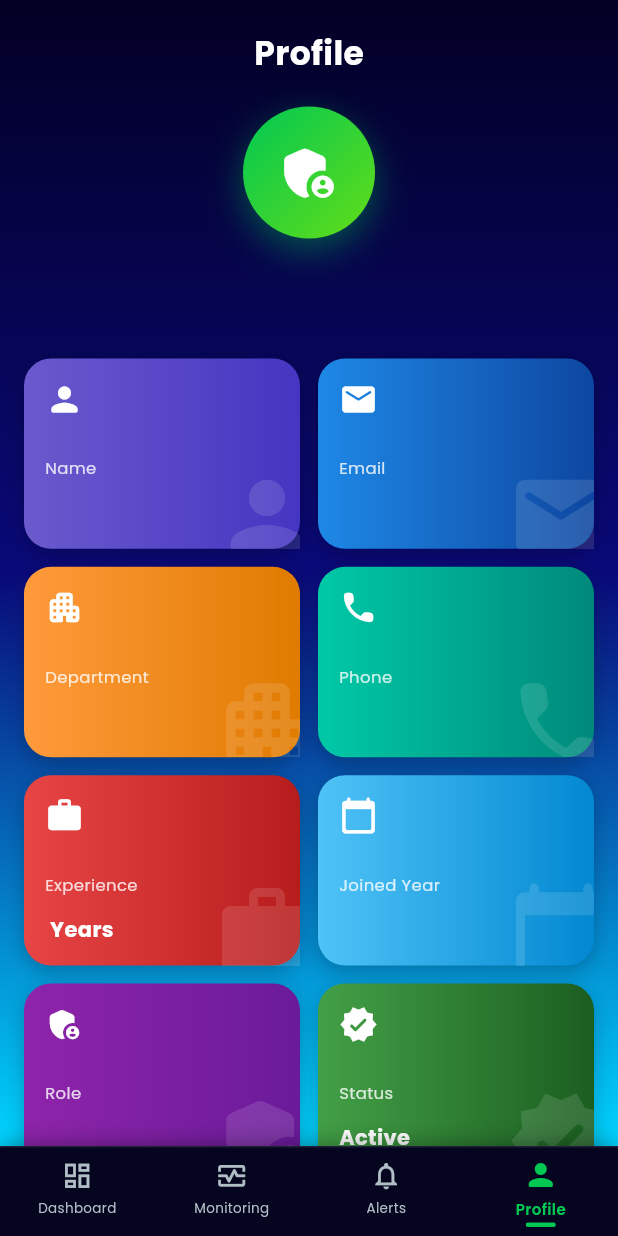
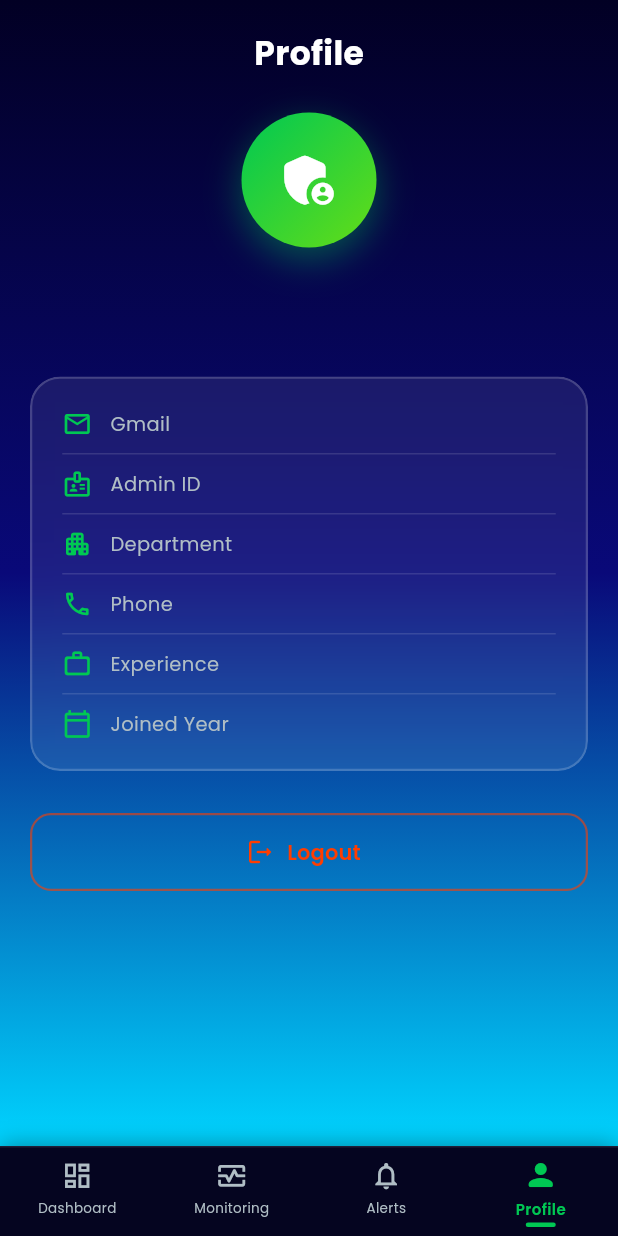
Before and after one commit to Yogesh-Mohan/SmartClassroomMontoring-, a Flutter app: the AdminShell screen opened directly with empty values, item 4 of the bottom bar chosen, on a phone screen of 412 x 824 dp. Run offline on Flutter 3.47's test engine with Material 3 defaults, Android fonts, the phone set to English and light mode, and no system bars; drawn by our look-alikes of flutter_animate; our stand-ins replace cloud_firestore, firebase_auth, firebase_core, fl_chart, flutter_local_notifications, google_fonts and 1 more; accounts and stored records are empty.

Commit message:
foreground serive of intercative and system app finish it

```diff
--- a/lib/features/admin/admin_profile_service.dart
+++ b/lib/features/admin/admin_profile_service.dart
@@ -2,19 +2,19 @@ import 'package:cloud_firestore/cloud_firestore.dart';
 import 'package:flutter/foundation.dart';
 
 class AdminProfileService {
-  static final FirebaseFirestore _db = FirebaseFirestore.instance;
+  static final FirebaseFirestore _firestore = FirebaseFirestore.instance;
 
-  /// Stream admin profile — tries 'gmail' field first, falls back to 'email'.
+  /// Stream the admin profile by email — UID-independent.
   static Stream<Map<String, dynamic>> streamProfile(String email) {
     final normalized = email.trim().toLowerCase();
-    return _db
+    return _firestore
         .collection('admins')
         .where('gmail', isEqualTo: normalized)
         .limit(1)
         .snapshots()
         .asyncMap((snap) async {
       if (snap.docs.isNotEmpty) return snap.docs.first.data();
-      final snap2 = await _db
+      final snap2 = await _firestore
           .collection('admins')
           .where('email', isEqualTo: normalized)
           .limit(1)
@@ -27,16 +27,9 @@ class AdminProfileService {
   /// One-time fetch
   static Future<Map<String, dynamic>> fetchProfile(String email) async {
     try {
-      final normalized = email.trim().toLowerCase();
-      var snap = await _db
+      final snap = await _firestore
           .collection('admins')
-          .where('gmail', isEqualTo: normalized)
-          .limit(1)
-          .get();
-      if (snap.docs.isNotEmpty) return snap.docs.first.data();
-      snap = await _db
-          .collection('admins')
-          .where('email', isEqualTo: normalized)
+          .where('email', isEqualTo: email)
           .limit(1)
           .get();
       if (snap.docs.isEmpty) return {};
--- a/lib/features/admin/profile/admin_profile_screen.dart
+++ b/lib/features/admin/profile/admin_profile_screen.dart
@@ -3,6 +3,7 @@ import 'package:flutter_animate/flutter_animate.dart';
 import 'package:google_fonts/google_fonts.dart';
 import '../../../core/theme/app_colors.dart';
 import '../../../core/theme/app_gradients.dart';
+import '../../../core/widgets/glass_card.dart';
 import '../../auth/admin_auth_service.dart';
 import '../../role_select/role_select_screen.dart';
 import '../admin_profile_service.dart';
@@ -32,37 +33,19 @@ class AdminProfileScreen extends StatelessWidget {
   Widget build(BuildContext context) {
     return SafeArea(
       child: SingleChildScrollView(
-        padding: const EdgeInsets.fromLTRB(16, 20, 16, 28),
+        padding: const EdgeInsets.fromLTRB(20, 20, 20, 28),
         child: StreamBuilder<Map<String, dynamic>>(
           stream: AdminProfileService.streamProfile(_email),
           builder: (context, snapshot) {
             final data       = snapshot.data ?? adminData;
             final name       = (data['name']        ?? '—').toString();
             final gmail      = (data['gmail']        ?? data['email'] ?? '—').toString();
+            final adminId    = (data['adminId']      ?? data['staffId'] ?? '—').toString();
             final dept       = (data['department']   ?? '—').toString();
             final phone      = (data['phone']        ?? data['mobile'] ?? '—').toString();
-            final experience = (data['experience']   ?? '0').toString();
+            final experience = (data['experience']   ?? '—').toString();
             final joinedYear = (data['joinedYear']   ?? data['joined'] ?? '—').toString();
             final role       = (data['role']         ?? 'admin').toString().toUpperCase();
-
-            final cards = [
-              _CardData('Name',        name,              Icons.person_rounded,
-                  const LinearGradient(colors: [Color(0xFF6A5ACD), Color(0xFF4535C1)])),
-              _CardData('Email',       gmail,             Icons.email_rounded,
-                  const LinearGradient(colors: [Color(0xFF1E88E5), Color(0xFF0D47A1)])),
-              _CardData('Department',  dept,              Icons.apartment_rounded,
-                  const LinearGradient(colors: [Color(0xFFFF9A3C), Color(0xFFE07B00)])),
-              _CardData('Phone',       phone,             Icons.phone_rounded,
-                  const LinearGradient(colors: [Color(0xFF00C9A7), Color(0xFF00897B)])),
-              _CardData('Experience',  '$experience Years', Icons.work_rounded,
-                  const LinearGradient(colors: [Color(0xFFE84545), Color(0xFFB71C1C)])),
-              _CardData('Joined Year', joinedYear,        Icons.calendar_today_rounded,
-                  const LinearGradient(colors: [Color(0xFF4FC3F7), Color(0xFF0288D1)])),
-              _CardData('Role',        role,              Icons.admin_panel_settings_rounded,
-                  const LinearGradient(colors: [Color(0xFF8E24AA), Color(0xFF6A1B9A)])),
-              _CardData('Status',      'Active',          Icons.verified_rounded,
-                  const LinearGradient(colors: [Color(0xFF43A047), Color(0xFF1B5E20)])),
-            ];
 
             return Column(
               children: [
@@ -71,13 +54,14 @@ class AdminProfileScreen extends StatelessWidget {
                         fontSize: 22,
                         fontWeight: FontWeight.w700,
                         color: Colors.white))
-                    .animate().fadeIn(),
-                const SizedBox(height: 20),
+                    .animate()
+                    .fadeIn(),
+                const SizedBox(height: 24),
 
                 // Avatar
                 Container(
-                  width: 88,
-                  height: 88,
+                  width: 90,
+                  height: 90,
                   decoration: BoxDecoration(
                     shape: BoxShape.circle,
                     gradient: AppGradients.greenGradient,
@@ -94,77 +78,65 @@ class AdminProfileScreen extends StatelessWidget {
                     begin: const Offset(0.7, 0.7),
                     curve: Curves.easeOutBack),
 
-                const SizedBox(height: 10),
+                const SizedBox(height: 12),
                 Text(name,
                     style: GoogleFonts.poppins(
                         fontSize: 20,
                         fontWeight: FontWeight.w700,
                         color: Colors.white))
-                    .animate().fadeIn(delay: 180.ms),
+                    .animate().fadeIn(delay: 200.ms),
                 Text(role,
                     style: GoogleFonts.poppins(
                         fontSize: 12,
                         letterSpacing: 1.4,
                         color: AppColors.success,
                         fontWeight: FontWeight.w600))
-                    .animate().fadeIn(delay: 220.ms),
-                const SizedBox(height: 24),
-
-                // 2-column colorful card grid
-                GridView.builder(
-                  shrinkWrap: true,
-                  physics: const NeverScrollableScrollPhysics(),
-                  itemCount: cards.length,
-                  gridDelegate: const SliverGridDelegateWithFixedCrossAxisCount(
-                    crossAxisCount: 2,
-                    crossAxisSpacing: 12,
-                    mainAxisSpacing: 12,
-                    childAspectRatio: 1.45,
-                  ),
-                  itemBuilder: (context, i) {
-                    return _InfoCard(data: cards[i])
-                        .animate()
-                        .fadeIn(delay: Duration(milliseconds: 260 + i * 55))
-                        .slideY(begin: 0.12, end: 0);
-                  },
-                ),
+                    .animate().fadeIn(delay: 250.ms),
 
                 const SizedBox(height: 28),
 
-                // Logout
+                // Info card
+                GlassCard(
+                  child: Column(
+                    children: [
+                      _InfoRow(Icons.email_outlined,              'Gmail',       gmail),
+                      const Divider(color: Colors.white12, height: 20),
+                      _InfoRow(Icons.badge_outlined,              'Admin ID',    adminId),
+                      const Divider(color: Colors.white12, height: 20),
+                      _InfoRow(Icons.apartment_rounded,           'Department',  dept),
+                      const Divider(color: Colors.white12, height: 20),
+                      _InfoRow(Icons.phone_outlined,              'Phone',       phone),
+                      const Divider(color: Colors.white12, height: 20),
+                      _InfoRow(Icons.work_outline_rounded,        'Experience',  experience),
+                      const Divider(color: Colors.white12, height: 20),
+                      _InfoRow(Icons.calendar_today_outlined,     'Joined Year', joinedYear),
+                    ],
+                  ),
+                ).animate().fadeIn(delay: 300.ms).slideY(begin: 0.1, end: 0),
+
+                const SizedBox(height: 28),
+
+                // Logout button
                 SizedBox(
                   width: double.infinity,
-                  height: 54,
-                  child: DecoratedBox(
-                    decoration: BoxDecoration(
-                      gradient: const LinearGradient(
-                          colors: [Color(0xFFFF6B6B), Color(0xFFFF8E53)]),
-                      borderRadius: BorderRadius.circular(16),
-                      boxShadow: [
-                        BoxShadow(
-                            color: AppColors.danger.withValues(alpha: 0.4),
-                            blurRadius: 16,
-                            offset: const Offset(0, 6)),
-                      ],
+                  height: 52,
+                  child: OutlinedButton.icon(
+                    style: OutlinedButton.styleFrom(
+                      side: BorderSide(
+                          color: AppColors.danger.withValues(alpha: 0.6),
+                          width: 1.5),
+                      shape: RoundedRectangleBorder(
+                          borderRadius: BorderRadius.circular(14)),
                     ),
-                    child: ElevatedButton.icon(
-                      onPressed: () => _logout(context),
                     icon: const Icon(Icons.logout_rounded,
-                          color: Colors.white, size: 22),
+                        color: AppColors.danger, size: 20),
                     label: Text('Logout',
                         style: GoogleFonts.poppins(
-                              fontSize: 16,
-                              fontWeight: FontWeight.w600,
-                              color: Colors.white)),
-                      style: ElevatedButton.styleFrom(
-                        backgroundColor: Colors.transparent,
-                        shadowColor: Colors.transparent,
-                        shape: RoundedRectangleBorder(
-                            borderRadius: BorderRadius.circular(16)),
+                            color: AppColors.danger,
+                            fontWeight: FontWeight.w600)),
+                    onPressed: () => _logout(context),
                   ),
-                    ),
-                  ),
-                ).animate().fadeIn(delay: 520.ms),
+                ).animate().fadeIn(delay: 400.ms),
               ],
             );
           },
@@ -174,66 +146,31 @@ class AdminProfileScreen extends StatelessWidget {
   }
 }
 
-class _CardData {
-  final String label, value;
+class _InfoRow extends StatelessWidget {
   final IconData icon;
-  final Gradient gradient;
-  const _CardData(this.label, this.value, this.icon, this.gradient);
-}
-
-class _InfoCard extends StatelessWidget {
-  final _CardData data;
-  const _InfoCard({required this.data});
+  final String label;
+  final String value;
+  const _InfoRow(this.icon, this.label, this.value);
 
   @override
   Widget build(BuildContext context) {
-    return Container(
-      decoration: BoxDecoration(
-        gradient: data.gradient,
-        borderRadius: BorderRadius.circular(18),
-        boxShadow: [
-          BoxShadow(
-              color: Colors.black.withValues(alpha: 0.22),
-              blurRadius: 10,
-              offset: const Offset(0, 4)),
-        ],
-      ),
-      child: Stack(
+    return Row(
       children: [
-          Positioned(
-            right: -14,
-            bottom: -14,
-            child: Icon(data.icon,
-                size: 72, color: Colors.white.withValues(alpha: 0.12)),
-          ),
-          Padding(
-            padding: const EdgeInsets.fromLTRB(14, 14, 10, 14),
-            child: Column(
-              crossAxisAlignment: CrossAxisAlignment.start,
-              mainAxisAlignment: MainAxisAlignment.spaceBetween,
-              children: [
-                Icon(data.icon, color: Colors.white, size: 26),
-                const SizedBox(height: 2),
-                Text(data.label,
+        Icon(icon, color: AppColors.success, size: 20),
+        const SizedBox(width: 12),
+        Text(label,
             style: GoogleFonts.poppins(
-                        fontSize: 11,
-                        color: Colors.white.withValues(alpha: 0.8))),
-                FittedBox(
-                  fit: BoxFit.scaleDown,
-                  alignment: Alignment.centerLeft,
-                  child: Text(data.value,
+                fontSize: 13, color: AppColors.textSecondary)),
+        const Spacer(),
+        Flexible(
+          child: Text(value,
+              textAlign: TextAlign.right,
               style: GoogleFonts.poppins(
-                          fontSize: 14,
-                          fontWeight: FontWeight.w700,
-                          color: Colors.white),
-                      maxLines: 2,
-                      overflow: TextOverflow.ellipsis),
+                  fontSize: 13,
+                  fontWeight: FontWeight.w500,
+                  color: Colors.white)),
         ),
       ],
-            ),
-          ),
-        ],
-      ),
     );
   }
 }
```
Also changed, not shown: 1 other file. Lines whose indentation alone changed are shown as unchanged.
